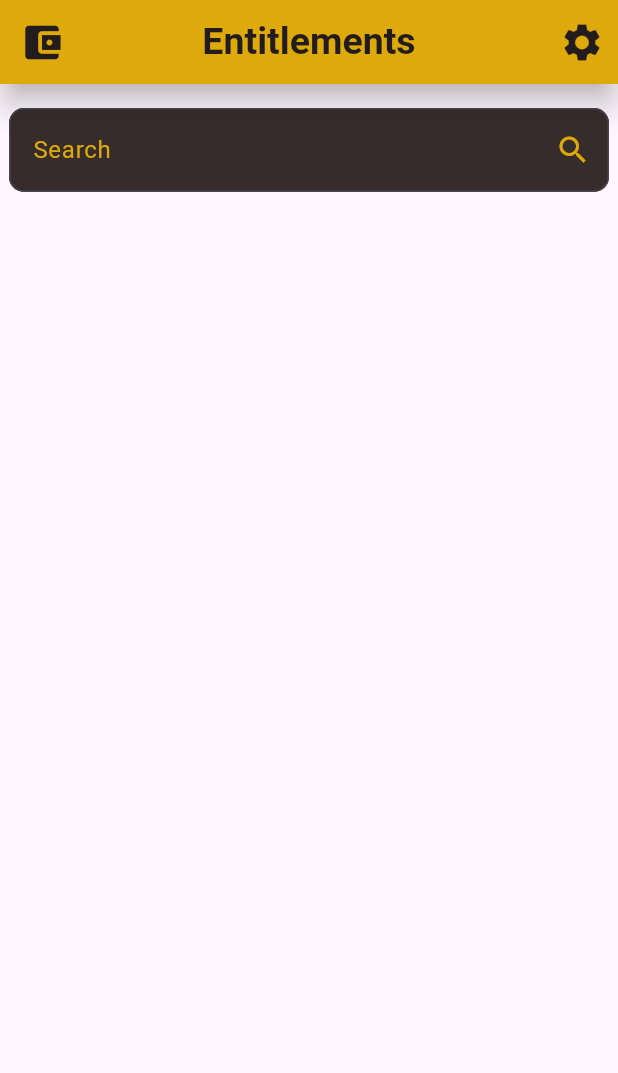
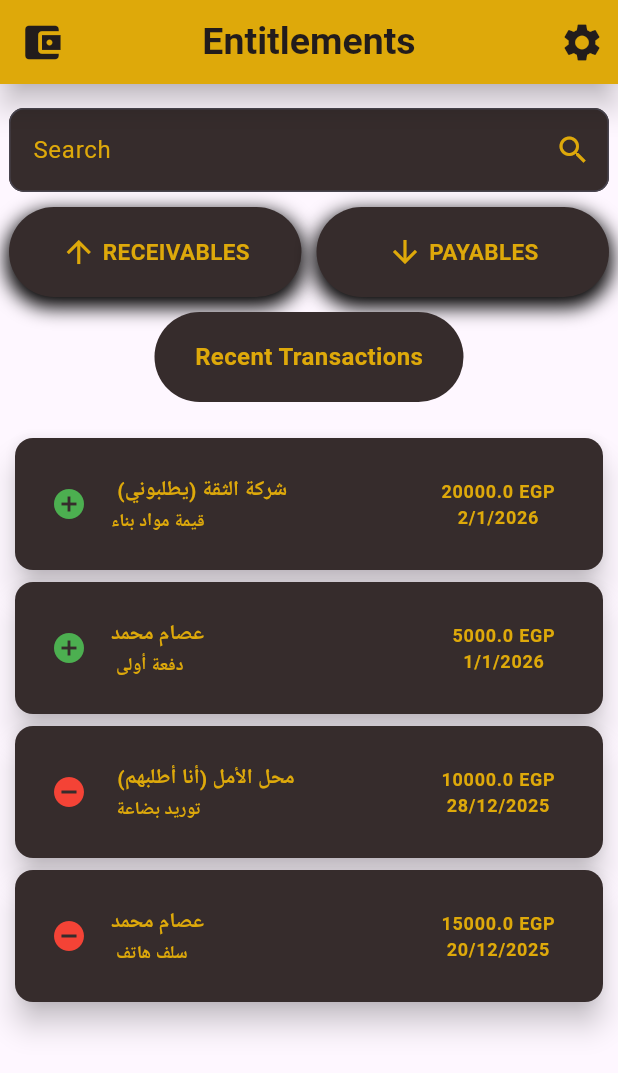
Before and after one commit to ehabjalalhameedaldouis-design/entitlements, a Flutter app: the screen it shows after launch, on a phone screen of 412 x 824 dp. Shown: the top 1073 px of the screen. Run offline on Flutter 3.47's test engine with Material 3 defaults, Android fonts, the phone set to English and light mode, and no system bars.

Commit message:
flutter new

```diff
--- /dev/null
+++ b/lib/datastructure.dart
@@ -0,0 +1,28 @@
+class Transaction {
+  final double amount;
+  final DateTime time;
+  final String description;
+  final bool isdebt;
+
+  Transaction({
+    required this.amount,
+    required this.time,
+    required this.description,
+    required this.isdebt,
+  });
+}
+
+class Person {
+  final String name;
+  final List<Transaction> transactions;
+
+  Person({required this.name, required this.transactions});
+
+  double get totalAmount {
+    double total = 0;
+    for (var transaction in transactions) {
+      total += (transaction.isdebt ? transaction.amount : -transaction.amount);
+    }
+    return total;
+  }
+}
--- /dev/null
+++ b/lib/fakedata.dart
@@ -0,0 +1,54 @@
+import 'package:entitlements/datastructure.dart';
+
+List<Person> myClients = [
+  Person(
+    name: "عصام محمد",
+    transactions: [
+      Transaction(
+        amount: 15000,
+        time: DateTime(2025, 12, 20),
+        description: " سلف هاتف",
+        isdebt: true,
+      ),
+      Transaction(
+        amount: 5000,
+        time: DateTime(2026, 1, 1),
+        description: " دفعة أولى",
+        isdebt: false,
+      ),
+    ],
+  ),
+  Person(
+    name: " صالح العبسي",
+    transactions: [
+      Transaction(
+        amount: 45000,
+        time: DateTime(2025, 11, 15),
+        description: "بضاعة محل",
+        isdebt: true,
+      ),
+    ],
+  ),
+  Person(
+    name: " محل الأمل (أنا أطلبهم)",
+    transactions: [
+      Transaction(
+        amount: 10000,
+        time: DateTime(2025, 12, 28),
+        description: " توريد بضاعة",
+        isdebt: true,
+      ),
+    ],
+  ),
+  Person(
+    name: " شركة الثقة (يطلبوني)",
+    transactions: [
+      Transaction(
+        amount: 20000,
+        time: DateTime(2026, 1, 2),
+        description: "قيمة مواد بناء",
+        isdebt: false,
+      ),
+    ],
+  ),
+];
--- a/lib/homepage.dart
+++ b/lib/homepage.dart
@@ -1,5 +1,10 @@
-import 'package:entitlements/mywidget.dart';
+// import 'package:entitlements/datastructure.dart';
+import 'package:entitlements/mybuttom.dart';
+import 'package:entitlements/mytextfield.dart';
+import 'package:entitlements/fakedata.dart';
+import 'package:entitlements/receivablespage.dart';
 import 'package:flutter/material.dart';
+import 'package:entitlements/mycolors.dart';
 
 class Homepage extends StatefulWidget {
   const Homepage({super.key});
@@ -9,6 +14,19 @@ class Homepage extends StatefulWidget {
 }
 
 class _HomepageState extends State<Homepage> {
+  List getRecentTransactions() {
+    List recentTransactions = [];
+    for (var person in myClients) {
+      for (var transaction in person.transactions) {
+        recentTransactions.add({"name": person.name, "data": transaction});
+      }
+    }
+    recentTransactions.sort((a, b) => b['data'].time.compareTo(a['data'].time));
+    return recentTransactions.take(4).toList();
+  }
+
+  List get recentTran => getRecentTransactions();
+
   @override
   Widget build(BuildContext context) {
     return Scaffold(
@@ -37,7 +55,7 @@ class _HomepageState extends State<Homepage> {
           ),
         ],
         centerTitle: true,
-          backgroundColor: const Color.fromARGB(255, 222, 169, 10),
+        backgroundColor: MyColors.darkYellow,
         elevation: 8,
         shadowColor: Colors.black,
         surfaceTintColor: Colors.transparent,
@@ -49,6 +67,108 @@ class _HomepageState extends State<Homepage> {
           children: [
             SizedBox(height: 10),
             MyTextField(hintText: 'Search', icon: Icons.search),
+            SizedBox(height: 10),
+            Row(
+              children: [
+                Expanded(
+                  child: MyButtom(
+                    text: 'RECEIVABLES',
+                    icon: Icons.arrow_upward,
+                    onTap: () {
+                      Navigator.push(context, MaterialPageRoute(builder: (context) => ReceivablesPage()));
+                    },
+                  ),
+                ),
+                SizedBox(width: 10),
+                Expanded(
+                  child: MyButtom(text: 'PAYABLES', icon: Icons.arrow_downward),
+                ),
+              ],
+            ),
+            SizedBox(height: 10),
+            Center(
+              child: Container(
+                width: MediaQuery.of(context).size.width * 0.5,
+                height: 60,
+                decoration: BoxDecoration(
+                  color: MyColors.lightBlack,
+                  borderRadius: BorderRadius.circular(30),
+                ),
+                child: Center(
+                  child: Text(
+                    "Recent Transactions",
+                    style: TextStyle(
+                      color: MyColors.darkYellow,
+                      fontSize: 16,
+                      fontWeight: FontWeight.bold,
+                    ),
+                  ),
+                ),
+              ),
+            ),
+            SizedBox(height: 20),
+            Expanded(
+              child: ListView.builder(
+                itemCount: recentTran.length,
+                itemBuilder: (context, index) {
+                  final tran = recentTran[index];
+                  return Card(
+                    color: MyColors.lightBlack,
+                    elevation: 8,
+                    child: Padding(
+                      padding: const EdgeInsets.all(8),
+                      child: ListTile(
+                        leading: Icon(
+                          tran["data"].isdebt
+                              ? Icons.remove_circle
+                              : Icons.add_circle,
+                          color: tran["data"].isdebt
+                              ? Colors.red
+                              : Colors.green,
+                        ),
+                        title: Text(
+                          "${tran['name']}",
+                          style: TextStyle(
+                            color: MyColors.darkYellow,
+                            fontSize: 14,
+                            fontWeight: FontWeight.bold,
+                          ),
+                        ),
+                        subtitle: Text(
+                          "${tran['data'].description}",
+                          style: TextStyle(
+                            color: MyColors.darkYellow,
+                            fontSize: 12,
+                            fontWeight: FontWeight.bold,
+                          ),
+                        ),
+                        trailing: Column(
+                          children: [
+                            SizedBox(height: 11),
+                            Text(
+                              '${tran["data"].amount} EGP',
+                              style: TextStyle(
+                                color: MyColors.darkYellow,
+                                fontSize: 12,
+                                fontWeight: FontWeight.bold,
+                              ),
+                            ),
+                            Text(
+                              '${tran['data'].time.day}/${tran['data'].time.month}/${tran['data'].time.year}',
+                              style: TextStyle(
+                                color: MyColors.darkYellow,
+                                fontSize: 12,
+                                fontWeight: FontWeight.bold,
+                              ),
+                            ),
+                          ],
+                        ),
+                      ),
+                    ),
+                  );
+                },
+              ),
+            ),
           ],
         ),
       ),
--- a/lib/main.dart
+++ b/lib/main.dart
@@ -1,3 +1,4 @@
+import 'package:entitlements/mycolors.dart';
 import 'package:flutter/material.dart';
 import 'homepage.dart';
 
@@ -17,11 +18,12 @@ class _DebtManagerState extends State<DebtManager> {
   Widget build(BuildContext context) {
     return MaterialApp(
       theme: ThemeData(
-        primaryColor: Color.fromARGB(255, 222, 169, 10),
+        // scaffoldBackgroundColor: MyColors.darkYellow,
+        primaryColor: MyColors.darkYellow,
         textSelectionTheme: TextSelectionThemeData(
-          selectionHandleColor: Color.fromARGB(255, 222, 169, 10),
-          cursorColor: Color.fromARGB(255, 222, 169, 10),
-          selectionColor: Color.fromARGB(255, 222, 169, 10).withValues(alpha: 0.5),
+          selectionHandleColor: MyColors.darkYellow,
+          cursorColor: MyColors.darkYellow,
+          selectionColor: MyColors.darkYellow.withValues(alpha: 0.5),
         ),
       ),
       home: Homepage(),
--- /dev/null
+++ b/lib/mybuttom.dart
@@ -0,0 +1,52 @@
+import 'package:entitlements/mycolors.dart';
+import 'package:flutter/material.dart';
+
+class MyButtom extends StatelessWidget {
+  final String text;
+  final Function()? onTap;
+  final IconData icon;
+  const MyButtom({
+    super.key,
+    required this.text,
+    this.onTap,
+    this.icon = Icons.arrow_upward,
+  });
+
+  @override
+  Widget build(BuildContext context) {
+    return InkWell(
+      onTap: onTap ?? () {},
+      borderRadius: BorderRadius.circular(30),
+      child: Container(
+        decoration: BoxDecoration(
+          borderRadius: BorderRadius.circular(30),
+          color: MyColors.lightBlack,
+          boxShadow: [
+            BoxShadow(
+              color: Colors.black,
+              spreadRadius: 2,
+              blurRadius: 10,
+              offset: Offset(0, 5),
+            ),
+          ],
+        ),
+        height: 60,
+        child: Row(
+          mainAxisAlignment: MainAxisAlignment.center,
+          children: [
+            Icon(icon, color: MyColors.darkYellow),
+            SizedBox(width: 4),
+            Text(
+              text,
+              style: TextStyle(
+                color: MyColors.darkYellow,
+                fontSize: 15,
+                fontWeight: FontWeight.bold,
+              ),
+            ),
+          ],
+        ),
+      ),
+    );
+  }
+}
--- /dev/null
+++ b/lib/mycolors.dart
@@ -0,0 +1,6 @@
+import 'package:flutter/material.dart';
+
+class MyColors {
+  static const darkYellow = Color.fromARGB(255, 222, 169, 10);
+  static const lightBlack = Color.fromARGB(255, 54, 44, 44);
+}
--- a/lib/mywidget.dart
+++ b/lib/mytextfield.dart
@@ -1,7 +1,7 @@
 import 'package:flutter/material.dart';
+import 'package:entitlements/mycolors.dart';
 
 class MyTextField extends StatelessWidget {
-
   final String hintText;
   final IconData icon;
   const MyTextField({super.key, required this.hintText, required this.icon});
@@ -9,23 +9,20 @@ class MyTextField extends StatelessWidget {
   @override
   Widget build(BuildContext context) {
     return TextField(
-      cursorColor: Color.fromARGB(255, 222, 169, 10),
-      style: TextStyle(color: Color.fromARGB(255, 222, 169, 10)),
+      cursorColor: MyColors.darkYellow,
+      style: TextStyle(color: MyColors.darkYellow),
       decoration: InputDecoration(
-        fillColor: const Color.fromARGB(255, 54, 44, 44),
+        fillColor: MyColors.lightBlack,
         filled: true,
-        suffixIcon: Icon(
-          icon,
-          color: Color.fromARGB(255, 222, 169, 10),
-        ),
+        suffixIcon: Icon(icon, color: MyColors.darkYellow),
         border: OutlineInputBorder(borderRadius: BorderRadius.circular(10)),
         focusedBorder: OutlineInputBorder(
-          borderSide: BorderSide(color: Color.fromARGB(255, 222, 169, 10)),
+          borderSide: BorderSide(color: MyColors.darkYellow),
           borderRadius: BorderRadius.circular(10),
         ),
         hintText: hintText,
-        hintStyle: TextStyle(color: Color.fromARGB(255, 222, 169, 10)),
-        focusColor: Color.fromARGB(255, 222, 169, 10),
+        hintStyle: TextStyle(color: MyColors.darkYellow),
+        focusColor: MyColors.darkYellow,
       ),
     );
   }
--- /dev/null
+++ b/lib/receivablespage.dart
@@ -0,0 +1,22 @@
+import 'package:flutter/material.dart';
+
+class ReceivablesPage extends StatefulWidget {
+  const ReceivablesPage({super.key});
+
+  @override
+  State<ReceivablesPage> createState() => _ReceivablesPageState();
+}
+
+class _ReceivablesPageState extends State<ReceivablesPage> {
+  @override
+  Widget build(BuildContext context) {
+    return Scaffold(
+      appBar: AppBar(
+        title: Text('Receivables'),
+      ),
+      body: Center(
+        child: Text('Receivables Page'),
+      ),
+    );
+  }
+}
```
Lines whose indentation alone changed are shown as unchanged.
